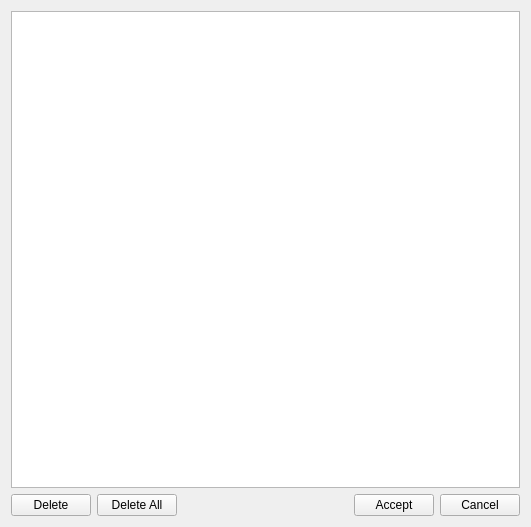
Before: the Qt Designer form data_loader/files/file_list.ui in medusabci/medusa-analyzer, drawn with Qt 5.
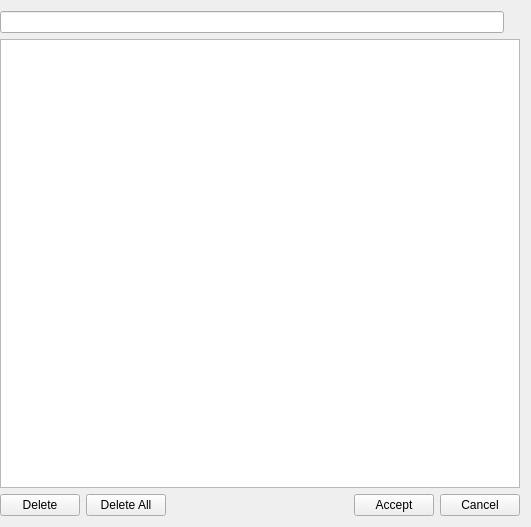
After: the same form once the commit is applied.

What changed in the file:
```diff
--- a/data_loader/files/file_list.ui
+++ b/data_loader/files/file_list.ui
@@ -17,6 +17,29 @@
    <string>Form</string>
   </property>
   <layout class="QVBoxLayout" name="verticalLayout">
+   <property name="leftMargin">
+    <number>0</number>
+   </property>
+   <item>
+    <layout class="QHBoxLayout" name="horizontalLayout_2">
+     <property name="leftMargin">
+      <number>0</number>
+     </property>
+     <property name="rightMargin">
+      <number>3</number>
+     </property>
+     <item>
+      <widget class="QLineEdit" name="searchEdit"/>
+     </item>
+     <item>
+      <widget class="QLabel" name="iconLabel">
+       <property name="text">
+        <string/>
+       </property>
+      </widget>
+     </item>
+    </layout>
+   </item>
    <item>
     <widget class="QListWidget" name="filelistWidget"/>
    </item>
```
